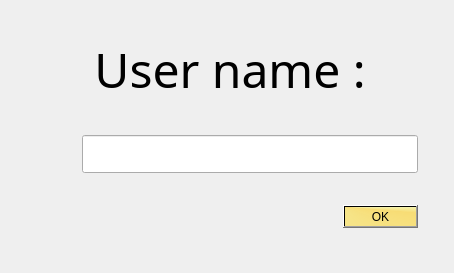
The window that src/gui/UserNameDialog.ui (elieserdejesus/JamTaba) describes before a commit, drawn with Qt 5.
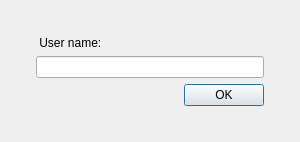
The same window after the commit.

```diff
--- a/src/gui/UserNameDialog.ui
+++ b/src/gui/UserNameDialog.ui
@@ -5,24 +5,16 @@
   <property name="windowModality">
    <enum>Qt::WindowModal</enum>
   </property>
-  <property name="geometry">
-   <rect>
-    <x>0</x>
-    <y>0</y>
-    <width>454</width>
-    <height>273</height>
-   </rect>
-  </property>
   <property name="sizePolicy">
-   <sizepolicy hsizetype="Preferred" vsizetype="Fixed">
+   <sizepolicy hsizetype="Minimum" vsizetype="Preferred">
     <horstretch>0</horstretch>
     <verstretch>0</verstretch>
    </sizepolicy>
   </property>
   <property name="minimumSize">
    <size>
-    <width>0</width>
-    <height>51</height>
+    <width>300</width>
+    <height>0</height>
    </size>
   </property>
   <property name="maximumSize">
@@ -31,32 +23,16 @@
     <height>273</height>
    </size>
   </property>
-  <property name="font">
-   <font>
-    <family>Titan One</family>
-    <pointsize>16</pointsize>
-   </font>
-  </property>
   <property name="windowTitle">
    <string>Login ...</string>
   </property>
   <property name="accessibleDescription">
    <string>This is the user name dialog box</string>
   </property>
-  <property name="styleSheet">
-   <string notr="true">border-color: qconicalgradient(cx:0, cy:0, angle:135, stop:0 rgba(255, 255, 0, 69), stop:0.57754 rgba(255, 203, 0, 130), stop:0.625 rgba(255, 255, 0, 69), stop:1 rgba(255, 255, 0, 69));
-</string>
-  </property>
   <property name="modal">
    <bool>true</bool>
   </property>
-  <layout class="QFormLayout" name="formLayout">
-   <property name="horizontalSpacing">
-    <number>6</number>
-   </property>
-   <property name="verticalSpacing">
-    <number>32</number>
-   </property>
+  <layout class="QVBoxLayout" name="verticalLayout">
    <property name="leftMargin">
     <number>36</number>
    </property>
@@ -69,85 +45,31 @@
    <property name="bottomMargin">
     <number>36</number>
    </property>
-   <item row="0" column="0">
-    <spacer name="horizontalSpacer">
-     <property name="orientation">
-      <enum>Qt::Horizontal</enum>
-     </property>
-     <property name="sizeHint" stdset="0">
-      <size>
-       <width>40</width>
-       <height>20</height>
-      </size>
-     </property>
-    </spacer>
-   </item>
-   <item row="0" column="1">
+   <item>
     <widget class="QLabel" name="label">
-     <property name="font">
-      <font>
-       <family>Sarina</family>
-       <pointsize>36</pointsize>
-       <weight>50</weight>
-       <italic>false</italic>
-       <bold>false</bold>
-      </font>
-     </property>
-     <property name="styleSheet">
-      <string notr="true">font: 36pt &quot;Sarina&quot;;</string>
+     <property name="lineWidth">
+      <number>1</number>
      </property>
      <property name="text">
-      <string> User name :</string>
+      <string> User name:</string>
+     </property>
+     <property name="scaledContents">
+      <bool>false</bool>
      </property>
     </widget>
    </item>
-   <item row="1" column="1">
+   <item>
     <widget class="QLineEdit" name="lineEdit">
      <property name="accessibleDescription">
       <string>Type your user name here</string>
      </property>
-     <property name="styleSheet">
-      <string notr="true">font: 18pt &quot;Marck Script&quot;;</string>
-     </property>
     </widget>
    </item>
-   <item row="2" column="0">
-    <spacer name="horizontalSpacer_2">
-     <property name="orientation">
-      <enum>Qt::Horizontal</enum>
-     </property>
-     <property name="sizeHint" stdset="0">
-      <size>
-       <width>32</width>
-       <height>20</height>
-      </size>
-     </property>
-    </spacer>
-   </item>
-   <item row="2" column="1">
+   <item>
     <widget class="QDialogButtonBox" name="buttonBox">
-     <property name="sizePolicy">
-      <sizepolicy hsizetype="Expanding" vsizetype="Fixed">
-       <horstretch>29</horstretch>
-       <verstretch>0</verstretch>
-      </sizepolicy>
-     </property>
-     <property name="baseSize">
-      <size>
-       <width>32</width>
-       <height>0</height>
-      </size>
-     </property>
-     <property name="cursor">
-      <cursorShape>PointingHandCursor</cursorShape>
-     </property>
      <property name="accessibleDescription">
       <string>Press this button if you are ok</string>
      </property>
-     <property name="styleSheet">
-      <string notr="true">background-color: qconicalgradient(cx:0, cy:0, angle:135, stop:0 rgba(255, 255, 0, 69), stop:0.57754 rgba(255, 203, 0, 130), stop:0.625 rgba(255, 255, 0, 69), stop:1 rgba(255, 255, 0, 69));
-font: 20pt &quot;Plaster&quot;;</string>
-     </property>
      <property name="orientation">
       <enum>Qt::Horizontal</enum>
      </property>
```
